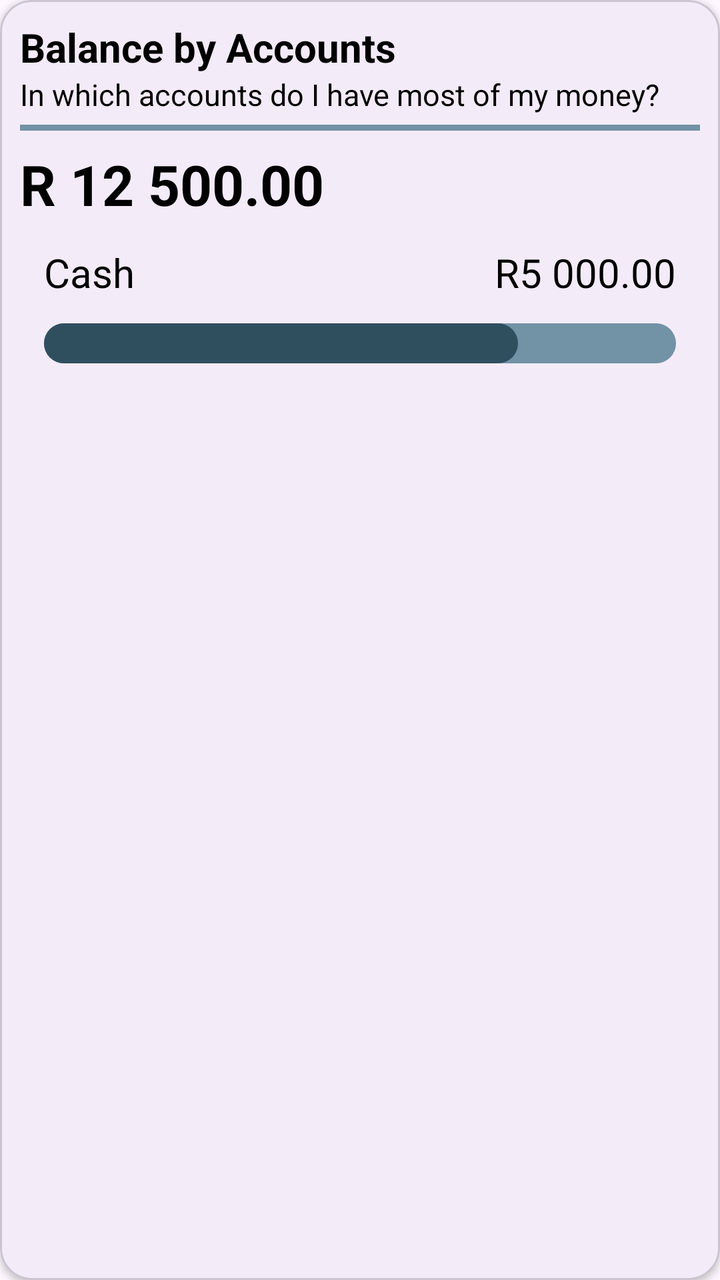
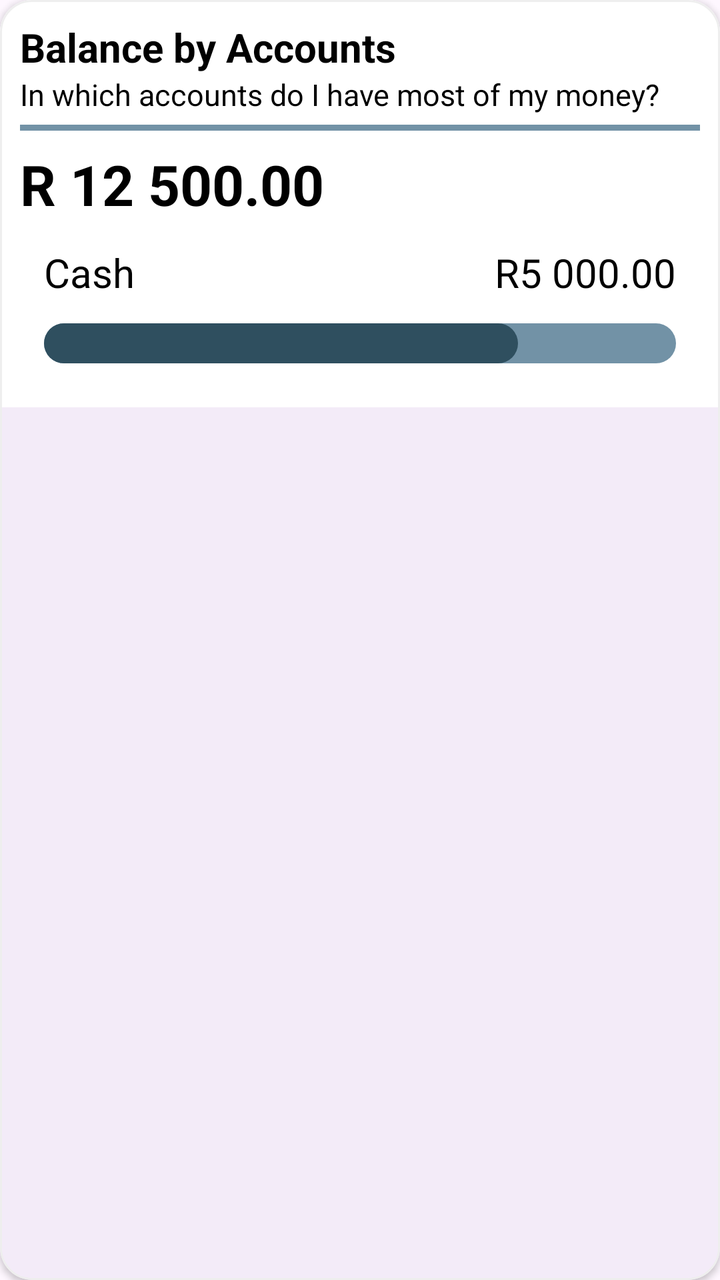

Two renders of the same Android screen: before a commit and after it. Below are the layout's source before the change and the commit's diff.
<!-- AndroidManifest.xml: application theme Theme.BudgieApp -->
<!-- res/layout/widget_balance.xml -->
<?xml version="1.0" encoding="utf-8"?>
<com.google.android.material.card.MaterialCardView xmlns:android="http://schemas.android.com/apk/res/android"
    xmlns:app="http://schemas.android.com/apk/res-auto"
    android:layout_width="match_parent"
    android:layout_height="wrap_content"
    android:layout_margin="8dp"
    app:cardCornerRadius="16dp"
    app:cardElevation="2dp">

    <androidx.constraintlayout.widget.ConstraintLayout
        android:layout_width="match_parent"
        android:layout_height="wrap_content"
        android:padding="10dp"
        android:paddingTop="16dp">

        <TextView
            android:id="@+id/txtBalanceTitle"
            android:layout_width="wrap_content"
            android:layout_height="wrap_content"
            android:text="Balance by Accounts"
            android:textSize="20sp"
            android:textStyle="bold"
            app:layout_constraintStart_toStartOf="parent"
            app:layout_constraintTop_toTopOf="parent" />

        <TextView
            android:id="@+id/txtTip"
            android:layout_width="wrap_content"
            android:layout_height="wrap_content"
            android:text="In which accounts do I have most of my money?"
            android:textSize="15sp"
            app:layout_constraintStart_toStartOf="parent"
            app:layout_constraintTop_toBottomOf="@id/txtBalanceTitle" />

        <View
            android:id="@+id/breaker"
            android:layout_width="match_parent"
            android:layout_height="3dp"
            android:layout_marginTop="5dp"
            android:background="@color/input_blue"
            app:layout_constraintStart_toStartOf="parent"
            app:layout_constraintTop_toBottomOf="@id/txtTip" />


        <TextView
            android:id="@+id/txtTotalBalance"
            android:layout_width="wrap_content"
            android:layout_height="wrap_content"
            android:layout_marginTop="8dp"
            android:text="R 12 500.00"
            android:textSize="28sp"
            android:textStyle="bold"
            app:layout_constraintStart_toStartOf="parent"
            app:layout_constraintTop_toBottomOf="@id/breaker" />

        <LinearLayout
            android:layout_width="match_parent"
            android:layout_height="wrap_content"
            app:layout_constraintStart_toStartOf="parent"
            app:layout_constraintTop_toBottomOf="@id/txtTotalBalance">

            <androidx.constraintlayout.widget.ConstraintLayout
                android:layout_width="match_parent"
                android:layout_height="wrap_content"
                android:paddingVertical="12dp"
                android:padding="12dp">

                <TextView
                    android:id="@+id/txtAccountName"
                    android:layout_width="wrap_content"
                    android:layout_height="wrap_content"
                    android:text="Cash"
                    android:textSize="20sp"
                    app:layout_constraintStart_toStartOf="parent"
                    app:layout_constraintTop_toTopOf="parent" />

                <TextView
                    android:id="@+id/txtAccountBalance"
                    android:layout_width="wrap_content"
                    android:layout_height="wrap_content"
                    android:text="R5 000.00"
                    android:textSize="20sp"
                    app:layout_constraintBottom_toBottomOf="@id/txtAccountName"
                    app:layout_constraintEnd_toEndOf="parent"
                    app:layout_constraintTop_toTopOf="@+id/txtAccountName" />

                <ProgressBar
                    android:id="@+id/accountProgress"
                    style="?android:progressBarStyleHorizontal"
                    android:layout_width="0dp"
                    android:layout_height="20dp"
                    android:layout_marginTop="12dp"

                    android:max="100"
                    android:progress="75"

                    android:progressDrawable="@drawable/custom_progressbar"

                    app:layout_constraintEnd_toEndOf="parent"
                    app:layout_constraintStart_toStartOf="parent"
                    app:layout_constraintTop_toBottomOf="@id/txtAccountName" />

            </androidx.constraintlayout.widget.ConstraintLayout>

        </LinearLayout>

    </androidx.constraintlayout.widget.ConstraintLayout>


</com.google.android.material.card.MaterialCardView>
<!-- resources referenced by this layout -->
<resources>
  <color name="input_blue">#7292A6</color>
  <!-- drawable custom_progressbar (drawable) -->
  <?xml version="1.0" encoding="utf-8"?>
  <layer-list xmlns:android="http://schemas.android.com/apk/res/android">
      
      <item android:id="@android:id/background">
  
          <shape android:shape="rectangle">
  
              <solid android:color="@color/input_blue" />
              <corners android:radius="10dp" />
  
          </shape>
  
      </item>
  
  
      
      <item android:id="@android:id/progress">
  
  
          <scale android:scaleWidth = "100%">
  
              <shape android:shape="rectangle">
  
                  <solid android:color="@color/budget_blue" />
                  <corners android:radius="10dp" />
  
              </shape>
  
          </scale>
  
      </item>
  
  </layer-list>
  <style name="Theme.BudgieApp" parent="Base.Theme.BudgieApp" />
  <color name="budget_blue">#2F4F5F</color>
  <style name="Base.Theme.BudgieApp" parent="Theme.Material3.DayNight.NoActionBar">
          
          
          <item name="android:textColor">#000000</item>
      </style>
</resources>

<!-- the commit's change to res/layout/widget_balance.xml (unified diff, before → after) -->
@@ -5,13 +5,16 @@
     android:layout_height="wrap_content"
     android:layout_margin="8dp"
     app:cardCornerRadius="16dp"
+    app:strokeColor="#EEEEEE"
+    app:strokeWidth="1dp"
     app:cardElevation="2dp">
 
     <androidx.constraintlayout.widget.ConstraintLayout
         android:layout_width="match_parent"
         android:layout_height="wrap_content"
         android:padding="10dp"
-        android:paddingTop="16dp">
+        android:paddingTop="16dp"
+        android:background="@color/white">
 
         <TextView
             android:id="@+id/txtBalanceTitle"
@@ -56,6 +59,7 @@
         <LinearLayout
             android:layout_width="match_parent"
             android:layout_height="wrap_content"
+            android:orientation="vertical"
             app:layout_constraintStart_toStartOf="parent"
             app:layout_constraintTop_toBottomOf="@id/txtTotalBalance">
 
<!-- resource entries referenced after the edit -->
@@ -1,6 +1,7 @@
 <!-- resources referenced by this layout -->
 <resources>
   <color name="input_blue">#7292A6</color>
+  <color name="white">#FFFFFFFF</color>
   <!-- drawable custom_progressbar (drawable) -->
   <?xml version="1.0" encoding="utf-8"?>
   <layer-list xmlns:android="http://schemas.android.com/apk/res/android">
